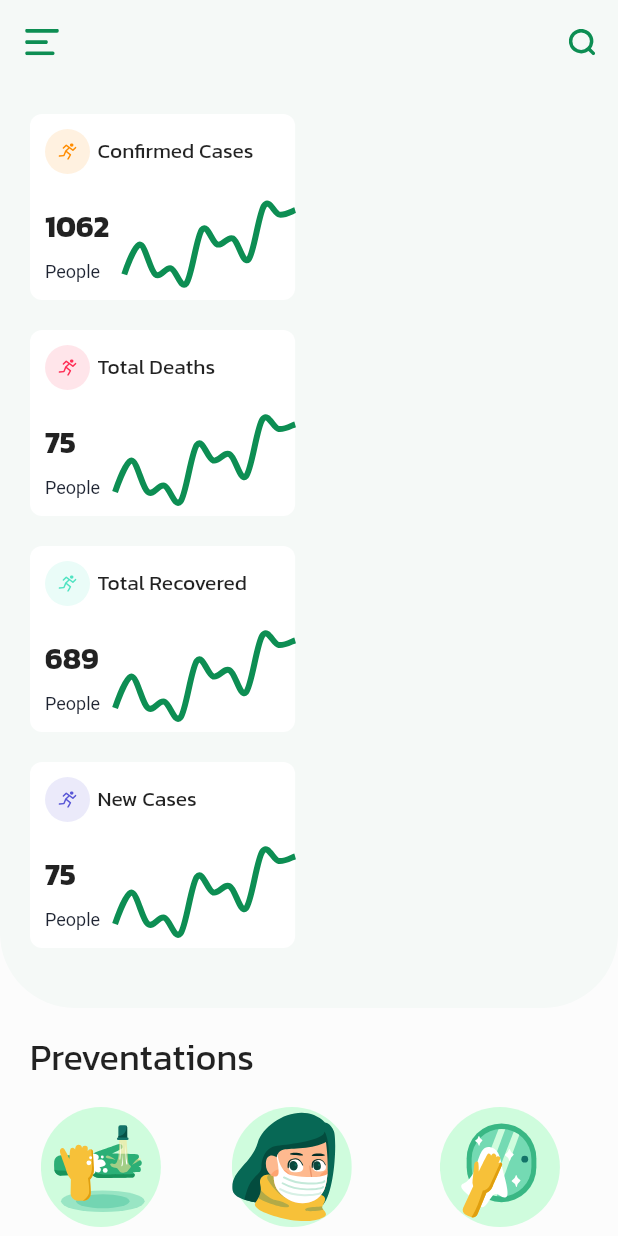
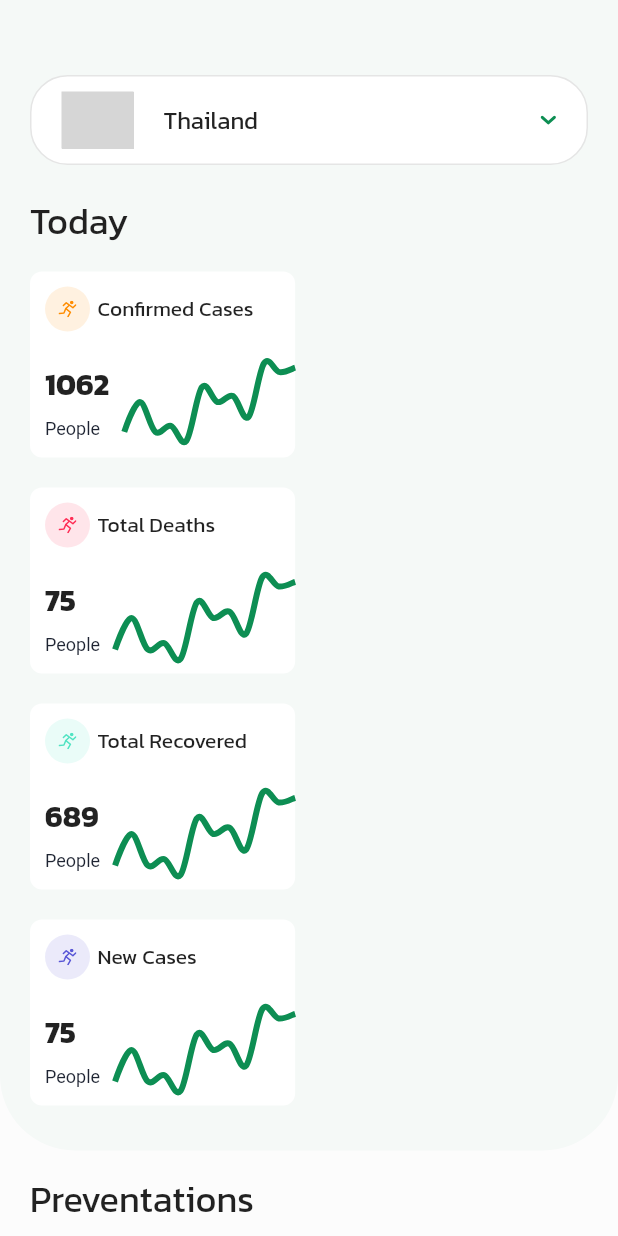
Before and after one commit to jason2071/covid19_app, a Flutter app: the screen it shows after launch, on a phone screen of 412 x 824 dp. Run offline on Flutter 3.47's test engine with Material 2 defaults, Android fonts, the phone set to English and light mode, and no system bars; drawn by our look-alikes of fl_chart; our stand-ins replace flutter_svg; project files that could hold a hidden picture were left out; grey boxes are pictures that could not be loaded.

Commit message:
add bottom sheet country

```diff
--- a/lib/pages/home/components/body.dart
+++ b/lib/pages/home/components/body.dart
@@ -1,4 +1,5 @@
 import 'package:covid19_app/pages/detail/detail_screen.dart';
+import 'package:covid19_app/pages/home/components/dropdown_country.dart';
 import 'package:flutter/material.dart';
 import 'package:flutter_svg/svg.dart';
 
@@ -13,15 +14,23 @@ class Body extends StatelessWidget {
 
   @override
   Widget build(BuildContext context) {
-    return SafeArea(
-      child: SingleChildScrollView(
+    return SingleChildScrollView(
       child: Column(
         crossAxisAlignment: CrossAxisAlignment.start,
         children: [
+          DropdownCountry(),
           Container(
             width: double.infinity,
-              padding:
-                  EdgeInsets.only(top: 20, bottom: 40, left: 20, right: 20),
+            color: kPrimaryColor.withOpacity(0.03),
+            padding: const EdgeInsets.only(left: 20, right: 20, top: 20),
+            child: Text(
+              "Today",
+              style: Theme.of(context).textTheme.headline5,
+            ),
+          ),
+          Container(
+            width: double.infinity,
+            padding: EdgeInsets.only(top: 15, bottom: 30, left: 20, right: 20),
             decoration: BoxDecoration(
               color: kPrimaryColor.withOpacity(0.03),
               borderRadius: BorderRadius.only(
@@ -95,7 +104,7 @@ class Body extends StatelessWidget {
               ),
             ],
           ),
-            SizedBox(height: 15),
+          SizedBox(height: 20),
           Container(
             padding: EdgeInsets.symmetric(horizontal: 20),
             height: 150,
@@ -152,8 +161,8 @@ class Body extends StatelessWidget {
               ],
             ),
           ),
+          SizedBox(height: 30),
         ],
-        ),
       ),
     );
   }
--- /dev/null
+++ b/lib/pages/home/components/dropdown_country.dart
@@ -0,0 +1,101 @@
+import 'package:covid19_app/components/round_bottom_sheet.dart';
+import 'package:flutter/material.dart';
+import 'package:flutter_svg/svg.dart';
+
+import '../../../constants.dart';
+import '../../../size_config.dart';
+
+class DropdownCountry extends StatelessWidget {
+  const DropdownCountry({
+    Key key,
+  }) : super(key: key);
+
+  @override
+  Widget build(BuildContext context) {
+    return Container(
+      padding: EdgeInsets.only(top: 50),
+      color: kPrimaryColor.withOpacity(0.03),
+      child: GestureDetector(
+        onTap: () {
+          showModalBottomSheet(
+            context: context,
+            isScrollControlled: true,
+            builder: (context) {
+              return RoundBottomSheet(
+                height: SizeConfig.screenHeight * 0.8,
+                child: Column(
+                  children: [
+                    Text(
+                      "Country",
+                      style: Theme.of(context).textTheme.headline6,
+                    ),
+                    Divider(),
+                    Expanded(
+                      child: ListView.separated(
+                        itemCount: 3,
+                        separatorBuilder: (context, index) => Divider(),
+                        itemBuilder: (context, index) {
+                          return Padding(
+                            padding: EdgeInsets.symmetric(
+                                horizontal: 20, vertical: 10),
+                            child: Row(
+                              children: [
+                                SvgPicture.asset(
+                                  "assets/icons/maps-and-flags.svg",
+                                  color: kPrimaryColor,
+                                  width: 20,
+                                  height: 20,
+                                ),
+                                SizedBox(width: 10),
+                                Text(
+                                  "Welcomw",
+                                  style: TextStyle(fontSize: 18),
+                                ),
+                              ],
+                            ),
+                          );
+                        },
+                      ),
+                    ),
+                  ],
+                ),
+              );
+            },
+          );
+        },
+        child: Container(
+          margin: EdgeInsets.symmetric(horizontal: 20),
+          padding: EdgeInsets.symmetric(vertical: 10, horizontal: 20),
+          height: 60,
+          width: double.infinity,
+          decoration: BoxDecoration(
+            color: Colors.white,
+            borderRadius: BorderRadius.circular(25),
+            border: Border.all(
+              color: Color(0xFFE5E5E5),
+            ),
+          ),
+          child: Row(
+            children: [
+              SvgPicture.asset(
+                "assets/icons/maps-and-flags.svg",
+                color: kPrimaryColor,
+              ),
+              SizedBox(width: 20),
+              Expanded(
+                child: Text(
+                  'Thailand',
+                  style: TextStyle(fontSize: 16),
+                ),
+              ),
+              SvgPicture.asset(
+                "assets/icons/dropdown.svg",
+                color: kPrimaryColor,
+              ),
+            ],
+          ),
+        ),
+      ),
+    );
+  }
+}
--- a/lib/pages/home/home_screen.dart
+++ b/lib/pages/home/home_screen.dart
@@ -1,7 +1,5 @@
-import 'package:covid19_app/constants.dart';
 import 'package:covid19_app/size_config.dart';
 import 'package:flutter/material.dart';
-import 'package:flutter_svg/svg.dart';
 
 import 'components/body.dart';
 
@@ -13,19 +11,6 @@ class HomeScreen extends StatelessWidget {
     SizeConfig().init(context);
 
     return Scaffold(
-      appBar: AppBar(
-        backgroundColor: kPrimaryColor.withOpacity(0.03),
-        leading: IconButton(
-          icon: SvgPicture.asset("assets/icons/menu.svg"),
-          onPressed: () {},
-        ),
-        actions: [
-          IconButton(
-            icon: SvgPicture.asset("assets/icons/search.svg"),
-            onPressed: () {},
-          ),
-        ],
-      ),
       body: Body(),
     );
   }
```
Also changed, not shown: lib/components/round_bottom_sheet.dart (added, +32 -0 lines), assets/icons/dropdown.svg (added), assets/icons/maps-and-flags.svg (added). Lines whose indentation alone changed are shown as unchanged.
